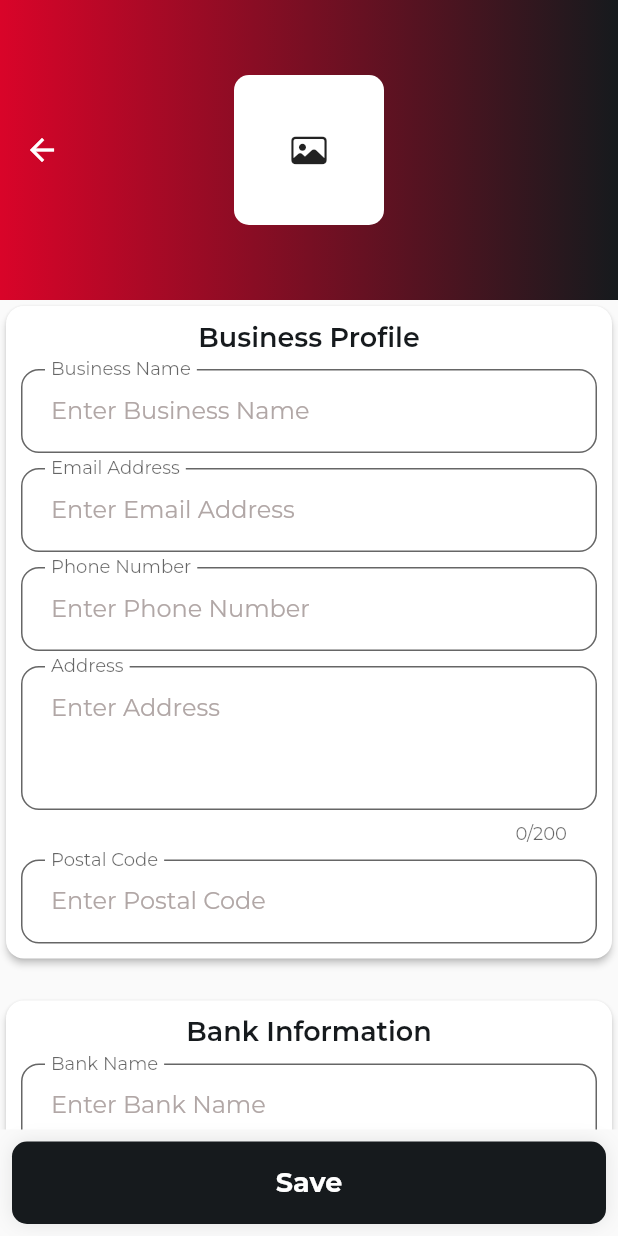
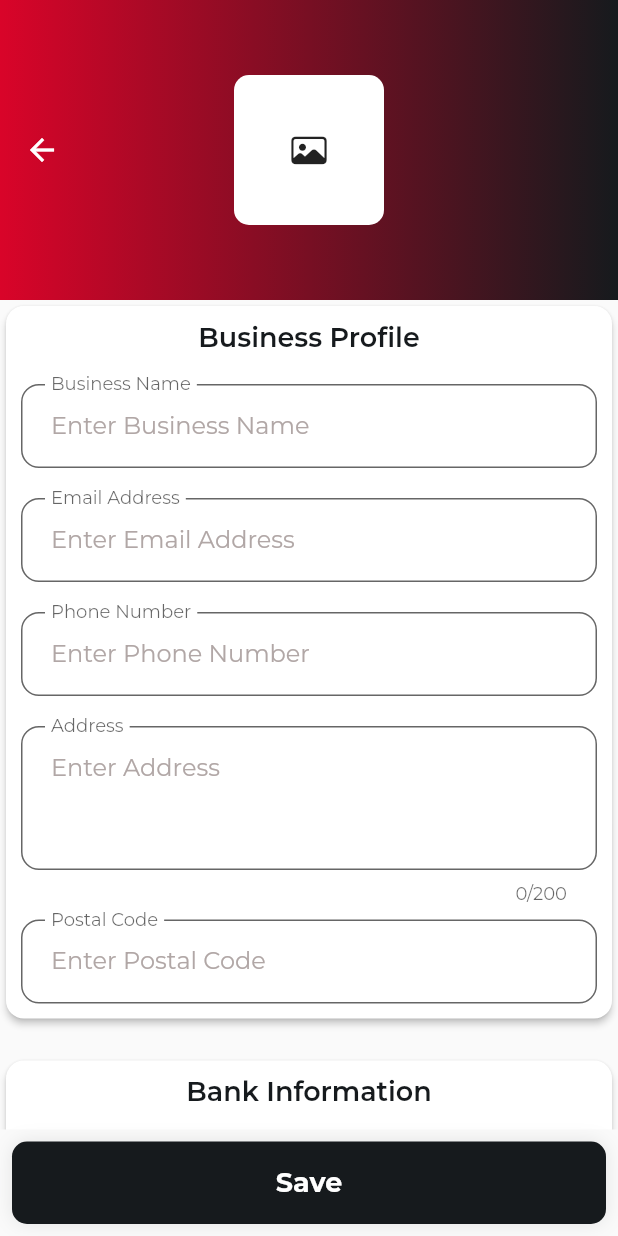
Before and after one commit to bryandk26/second_hand, a Flutter app: the VendorRegistrationScreen screen opened directly, on a phone screen of 412 x 824 dp. Run offline on Flutter 3.47's test engine with Material 2 defaults, Android fonts, the phone set to English and light mode, and no system bars; our stand-ins replace cached_network_image, cloud_firestore, conditional_builder_null_safety, firebase_auth, firebase_core, firebase_storage and 7 more; accounts and stored records are empty; network calls fail.

Commit message:
fix some changes

```diff
--- a/lib/buyers/views/auth/login_view.dart
+++ b/lib/buyers/views/auth/login_view.dart
@@ -110,7 +110,7 @@ class _LoginViewState extends State<LoginView> {
                     },
                   ),
                   SizedBox(
-                    height: 10,
+                    height: 20,
                   ),
                   TextFormGlobal(
                     text: 'Password',
--- a/lib/theme.dart
+++ b/lib/theme.dart
@@ -15,6 +15,8 @@ TextStyle titleText =
     TextStyle(color: blackColor, fontSize: 18, fontWeight: FontWeight.w700);
 TextStyle subTitle =
     TextStyle(color: blackColor, fontSize: 18, fontWeight: FontWeight.w600);
+TextStyle normalText =
+    TextStyle(color: blackColor, fontSize: 18, fontWeight: FontWeight.w100);
 TextStyle textButton = TextStyle(
   color: whiteColor,
   fontSize: 18,
--- a/lib/vendors/views/auth/vendor_register_screen.dart
+++ b/lib/vendors/views/auth/vendor_register_screen.dart
@@ -132,7 +132,9 @@ class _VendorRegistrationScreenState extends State<VendorRegistrationScreen> {
                             'Business Profile',
                             style: subTitle,
                           ),
-                          SizedBox(height: 10),
+                          SizedBox(
+                            height: 20,
+                          ),
                           TextFormGlobal(
                             text: 'Business Name',
                             textInputType: TextInputType.name,
@@ -144,7 +146,7 @@ class _VendorRegistrationScreenState extends State<VendorRegistrationScreen> {
                             },
                           ),
                           SizedBox(
-                            height: 10,
+                            height: 20,
                           ),
                           TextFormGlobal(
                             text: 'Email Address',
@@ -157,7 +159,7 @@ class _VendorRegistrationScreenState extends State<VendorRegistrationScreen> {
                             },
                           ),
                           SizedBox(
-                            height: 10,
+                            height: 20,
                           ),
                           TextFormGlobal(
                             text: 'Phone Number',
@@ -170,7 +172,7 @@ class _VendorRegistrationScreenState extends State<VendorRegistrationScreen> {
                             },
                           ),
                           SizedBox(
-                            height: 10,
+                            height: 20,
                           ),
                           TextFormGlobal(
                             text: 'Address',
@@ -217,7 +219,7 @@ class _VendorRegistrationScreenState extends State<VendorRegistrationScreen> {
                             'Bank Information',
                             style: subTitle,
                           ),
-                          SizedBox(height: 10),
+                          SizedBox(height: 20),
                           TextFormGlobal(
                             text: 'Bank Name',
                             textInputType: TextInputType.text,
@@ -229,7 +231,7 @@ class _VendorRegistrationScreenState extends State<VendorRegistrationScreen> {
                             },
                           ),
                           SizedBox(
-                            height: 10,
+                            height: 20,
                           ),
                           TextFormGlobal(
                             text: 'Bank Account Name',
@@ -242,7 +244,7 @@ class _VendorRegistrationScreenState extends State<VendorRegistrationScreen> {
                             },
                           ),
                           SizedBox(
-                            height: 10,
+                            height: 20,
                           ),
                           TextFormGlobal(
                             text: 'Bank Account Number',
@@ -259,7 +261,7 @@ class _VendorRegistrationScreenState extends State<VendorRegistrationScreen> {
                     ),
                   ),
                   SizedBox(
-                    height: 60,
+                    height: 80,
                   )
                 ],
               ),
--- a/lib/vendors/views/vendor_nav_views/upload_product_views/upload_tab_screens/atrributes_tab_screen.dart
+++ b/lib/vendors/views/vendor_nav_views/upload_product_views/upload_tab_screens/atrributes_tab_screen.dart
@@ -38,7 +38,7 @@ class _AttributesTabScreenState extends State<AttributesTabScreen>
               },
             ),
             SizedBox(
-              height: 10,
+              height: 20,
             ),
             TextFormGlobal(
               text:
```
Also changed, not shown: lib/vendors/views/landing_screen.dart (+3 -5 lines).
